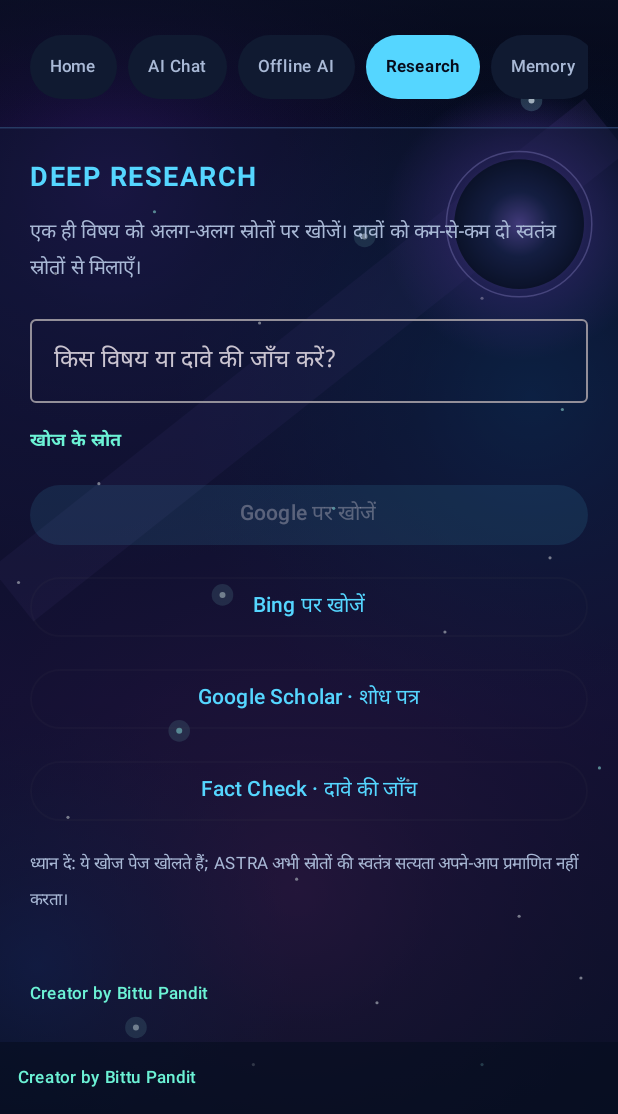
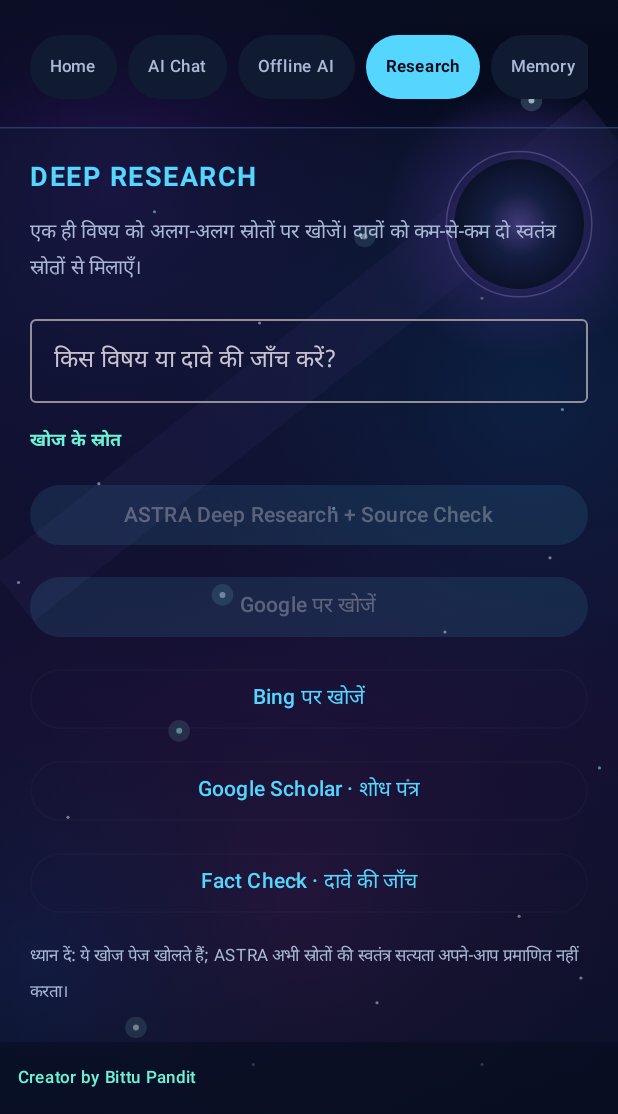
Before and after one commit to egalego-sudo/AstraQuantum-AI, an Android app built with Jetpack Compose: the screen it shows after launch (MainActivity), after a tap on "Research", on a phone screen of 412 x 824 dp, the part 122-1236 px from its top. Run offline under Robolectric (Android 15) with nearby library versions, the phone set to English and light mode, and no system bars; libraries missing offline, so code that uses them is left out: com.google.ai.edge; 1 other tap on this screen came first.

Commit message:
feat: connect ASTRA Research screen to multi-source research API

```diff
--- a/app/src/main/java/com/bittupandit/astraquantumai/MainActivity.kt
+++ b/app/src/main/java/com/bittupandit/astraquantumai/MainActivity.kt
@@ -182,6 +182,8 @@ private fun AstraApp(
     var offlineBusy by remember { mutableStateOf(false) }
     var offlineTestPrompt by remember { mutableStateOf("नमस्ते ASTRA, अपना परिचय दीजिए।") }
     var offlineTestAnswer by remember { mutableStateOf("") }
+    var researchResult by remember { mutableStateOf("") }
+    var researchBusy by remember { mutableStateOf(false) }
 
     LaunchedEffect(speechText) { if (speechText.isNotBlank()) { prompt = speechText; page = "AI Chat" } }
     LaunchedEffect(chat) { prefs.edit().putString("chat_history", encodeChatHistory(chat)).apply() }
@@ -420,6 +422,21 @@ private fun AstraApp(
             "Research" -> SimplePage("DEEP RESEARCH", "एक ही विषय को अलग-अलग स्रोतों पर खोजें। दावों को कम-से-कम दो स्वतंत्र स्रोतों से मिलाएँ।") {
                 OutlinedTextField(prompt, { prompt = it }, Modifier.fillMaxWidth(), label = { Text("किस विषय या दावे की जाँच करें?") })
                 Text("खोज के स्रोत", color = mint, fontSize = 12.sp, fontWeight = FontWeight.Bold)
+                Button(enabled = prompt.isNotBlank() && !researchBusy, onClick = {
+                    researchBusy = true
+                    researchResult = "Wikipedia और Crossref पर स्रोत खोजे जा रहे हैं…"
+                    val query = prompt.trim()
+                    activity.lifecycleScope.launch {
+                        researchResult = withContext(Dispatchers.IO) { askResearch(backend, query) }
+                        researchBusy = false
+                    }
+                }, modifier = Modifier.fillMaxWidth(), colors = ButtonDefaults.buttonColors(containerColor = violet, contentColor = Color.White)) {
+                    Text(if (researchBusy) "गहन शोध जारी…" else "ASTRA Deep Research + Source Check")
+                }
+                if (researchResult.isNotBlank()) {
+                    SelectionContainer { Text(researchResult, color = white, lineHeight = 20.sp) }
+                    TextButton(onClick = { copyText(researchResult) }) { Text("शोध रिपोर्ट कॉपी करें", color = mint) }
+                }
                 Button(enabled = prompt.isNotBlank(), onClick = {
                     val q = URLEncoder.encode(prompt.trim(), "UTF-8")
                     runCatching { context.startActivity(Intent(Intent.ACTION_VIEW, Uri.parse("https://www.google.com/search?q=" + q))) }
@@ -809,6 +826,46 @@ private fun checkAstraBackend(baseUrl: String): String {
     }
 }
 
+private fun askResearch(baseUrl: String, query: String): String {
+    if (baseUrl.isBlank()) return "ASTRA backend URL सेव करें।"
+    return try {
+        val clean = baseUrl.trim().trimEnd('/')
+        if (!URLUtil.isHttpsUrl(clean)) return "सुरक्षा के लिए backend URL HTTPS होना चाहिए।"
+        val connection = (URL("$"+"clean/v1/research").openConnection() as HttpURLConnection).apply {
+            requestMethod = "POST"
+            connectTimeout = 20000
+            readTimeout = 90000
+            doOutput = true
+            setRequestProperty("Content-Type", "application/json; charset=utf-8")
+        }
+        val payload = JSONObject().put("query", query)
+        connection.outputStream.use { it.write(payload.toString().toByteArray(Charsets.UTF_8)) }
+        val code = connection.responseCode
+        val stream = if (code in 200..299) connection.inputStream else connection.errorStream
+        val body = stream?.bufferedReader()?.use { it.readText() }.orEmpty()
+        connection.disconnect()
+        if (code !in 200..299) {
+            val message = runCatching { JSONObject(body).optString("error") }.getOrDefault("")
+            "Deep Research त्रुटि (HTTP $code): $"+"{message.ifBlank { body.take(180) }}"
+        } else {
+            val json = JSONObject(body)
+            val report = json.optString("text")
+            val sources = json.optJSONArray("sources") ?: JSONArray()
+            val sourceText = buildString {
+                for (index in 0 until sources.length()) {
+                    val item = sources.optJSONObject(index) ?: continue
+                    append("\n[").append(item.optInt("id")).append("] ")
+                    append(item.optString("title")).append(" (").append(item.optString("year")).append(")")
+                    append("\n").append(item.optString("url")).append("\n")
+                }
+            }
+            report + if (sourceText.isNotBlank()) "\n\nस्रोत सूची\n" + sourceText else ""
+        }
+    } catch (error: Exception) {
+        "Deep Research कनेक्शन विफल: $"+"{error.message ?: "नेटवर्क त्रुटि"}"
+    }
+}
+
 private fun askBackend(baseUrl: String, prompt: String, mimeType: String? = null, base64: String? = null): String {
     if (baseUrl.isBlank()) return "ASTRA से जुड़ने के लिए Backend HTTPS URL सेव करें।"
     return try {
```
